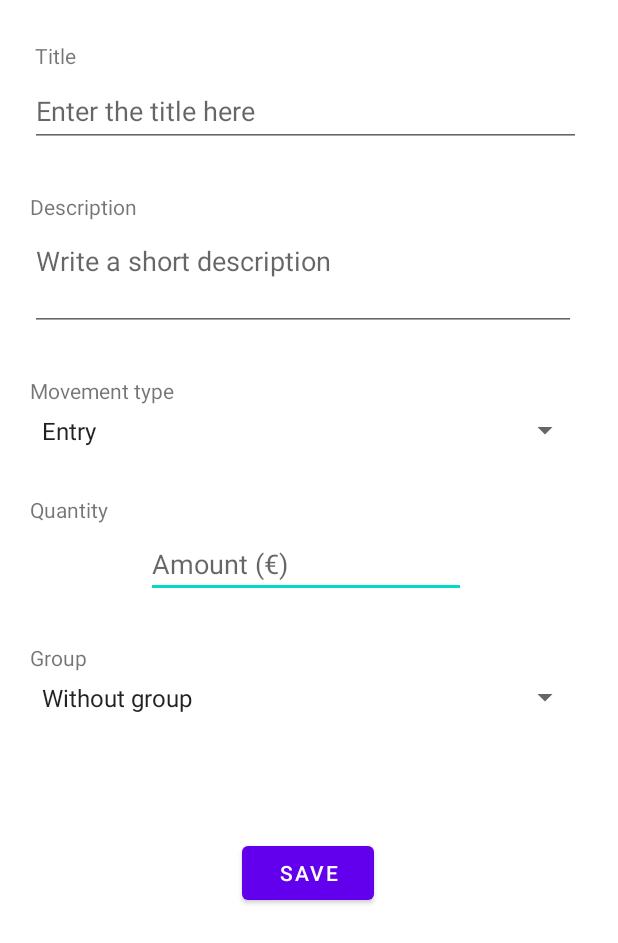
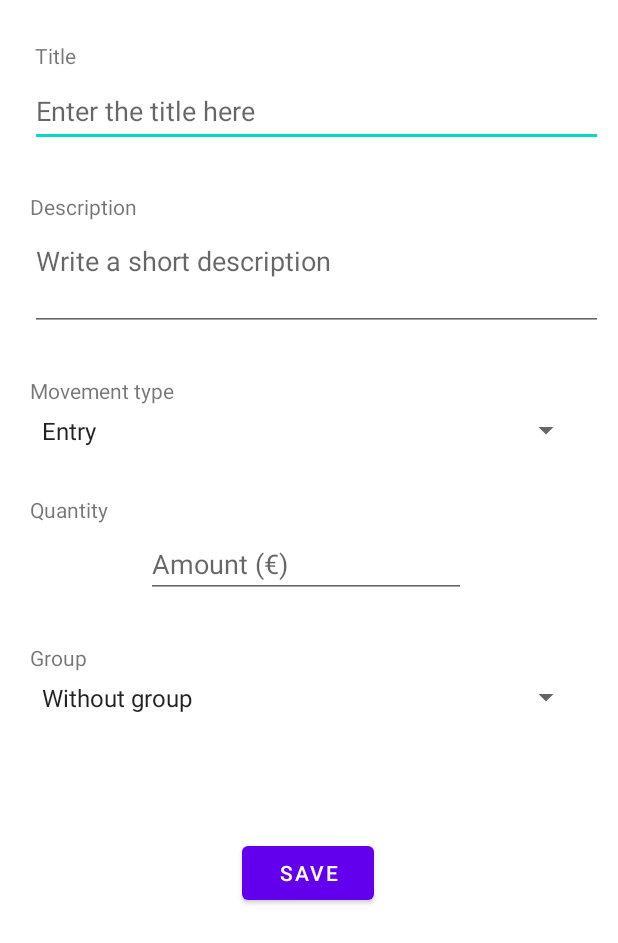
Before and after one commit to alejandroat99/ControlGastosLight, an Android app: the NewEntryActivity screen opened directly, with no data from a screen before it, on a phone screen of 412 x 824 dp. Shown: the top 943 px of the screen. Run offline under Robolectric (Android 15) with nearby library versions, the phone set to English and light mode, and no system bars; our stand-ins replace Room's generated code.

Commit message:
Restricciones mejoradas.

```diff
--- a/app/src/main/res/layout/activity_new_entry.xml
+++ b/app/src/main/res/layout/activity_new_entry.xml
@@ -5,14 +5,23 @@
     android:id="@+id/base"
     android:layout_width="match_parent"
     android:layout_height="match_parent"
-    tools:context=".NewEntryActivity" >
+    tools:context=".NewEntryActivity">
+
+    <ScrollView
+        android:layout_width="match_parent"
+        android:layout_height="match_parent">
+        <androidx.constraintlayout.widget.ConstraintLayout
+            android:layout_height="match_parent"
+            android:layout_width="match_parent">
 
             <Spinner
                 android:id="@+id/spinnerMovType"
-        android:layout_width="367dp"
+                android:layout_width="0dp"
                 android:layout_height="26dp"
                 android:layout_marginStart="20dp"
                 android:layout_marginTop="4dp"
+                android:layout_marginEnd="24dp"
+                app:layout_constraintEnd_toEndOf="parent"
                 app:layout_constraintStart_toStartOf="parent"
                 app:layout_constraintTop_toBottomOf="@+id/tVMovType" />
 
@@ -64,17 +73,18 @@
 
             <EditText
                 android:id="@+id/eTTitle"
-        android:layout_width="367dp"
+                android:layout_width="0dp"
                 android:layout_height="47dp"
                 android:layout_marginStart="20dp"
                 android:layout_marginTop="4dp"
+                android:layout_marginEnd="10dp"
+                android:autofillHints="title"
                 android:ems="10"
                 android:hint="@string/enter_title"
                 android:inputType="textPersonName"
+                app:layout_constraintEnd_toEndOf="parent"
                 app:layout_constraintStart_toStartOf="parent"
-        app:layout_constraintTop_toBottomOf="@+id/tVTitulo"
-        android:autofillHints="title"
-        />
+                app:layout_constraintTop_toBottomOf="@+id/tVTitulo" />
 
             <TextView
                 android:id="@+id/tVDescripcion"
@@ -88,15 +98,17 @@
 
             <EditText
                 android:id="@+id/eTDescription"
-        android:layout_width="364dp"
+                android:layout_width="0dp"
                 android:layout_height="69dp"
                 android:layout_marginStart="20dp"
                 android:layout_marginTop="4dp"
+                android:layout_marginEnd="10dp"
                 android:autofillHints="description"
                 android:ems="10"
                 android:gravity="start|top"
                 android:hint="@string/hint_description"
                 android:inputType="textMultiLine"
+                app:layout_constraintEnd_toEndOf="parent"
                 app:layout_constraintStart_toStartOf="parent"
                 app:layout_constraintTop_toBottomOf="@+id/tVDescripcion" />
 
@@ -125,11 +137,15 @@
 
             <Spinner
                 android:id="@+id/spinnerGroup"
-        android:layout_width="367dp"
+                android:layout_width="0dp"
                 android:layout_height="26dp"
                 android:layout_marginStart="20dp"
                 android:layout_marginTop="4dp"
+                android:layout_marginEnd="24dp"
+                app:layout_constraintEnd_toEndOf="parent"
                 app:layout_constraintStart_toStartOf="parent"
                 app:layout_constraintTop_toBottomOf="@+id/tVGrupo" />
 
         </androidx.constraintlayout.widget.ConstraintLayout>
+    </ScrollView>
+</androidx.constraintlayout.widget.ConstraintLayout>
```
Lines whose indentation alone changed are shown as unchanged.
